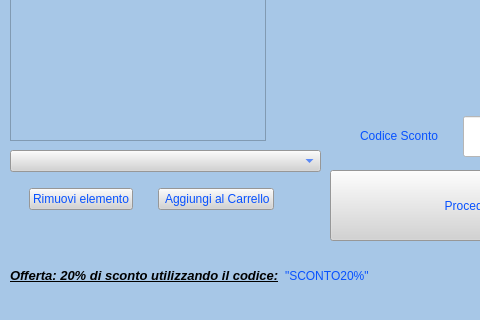
Qt form mainwindow.ui (RiccardoPanzeri/Qt_First_Project_shopping_cart) before a commit; both pictures show x 0 to 480 and y 130 to 450 of the 680 by 450 pixel window.
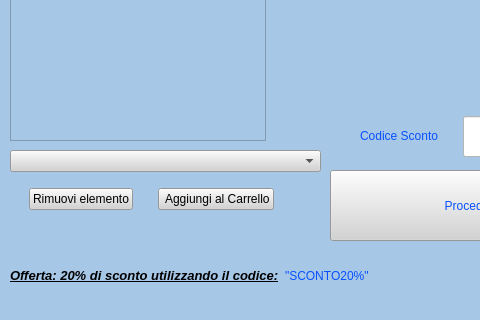
The same form after that commit.

What changed in the file:
```diff
--- a/mainwindow.ui
+++ b/mainwindow.ui
@@ -111,7 +111,7 @@
      </sizepolicy>
     </property>
     <property name="styleSheet">
-     <string notr="true">color: rgb(7, 81, 255);
+     <string notr="true">
 font: 700 9pt &quot;UD Digi Kyokasho NK-B&quot;;
 background-color: rgb(211, 211, 211);
 </string>
@@ -161,7 +161,7 @@
      <string/>
     </property>
    </widget>
-   <widget class="QWidget" name="">
+   <widget class="QWidget" name="layoutWidget">
     <property name="geometry">
      <rect>
       <x>10</x>
@@ -181,7 +181,7 @@
        </property>
        <property name="styleSheet">
         <string notr="true">font: 22pt &quot;Playbill&quot; ;
-color: rgb(7, 81, 255);
+
 background-color: rgb(211, 211, 211);
 </string>
        </property>
@@ -206,7 +206,7 @@
        </property>
        <property name="styleSheet">
         <string notr="true">font: 22pt &quot;Playbill&quot; ;
-color: rgb(7, 81, 255);
+
 background-color: rgb(211, 211, 211);
 text-align: center;</string>
        </property>
@@ -217,7 +217,7 @@
      </item>
     </layout>
    </widget>
-   <widget class="QWidget" name="">
+   <widget class="QWidget" name="layoutWidget">
     <property name="geometry">
      <rect>
       <x>10</x>
```
Left out of the diff: 8 changed lines with no effect on the pictures.
